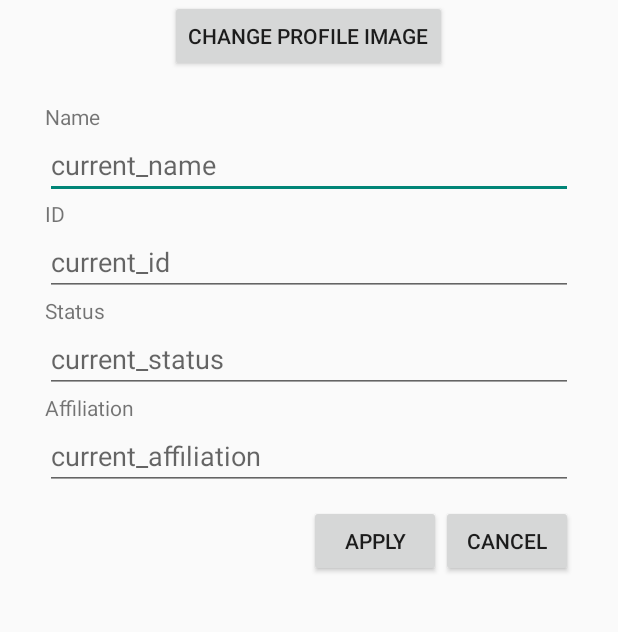
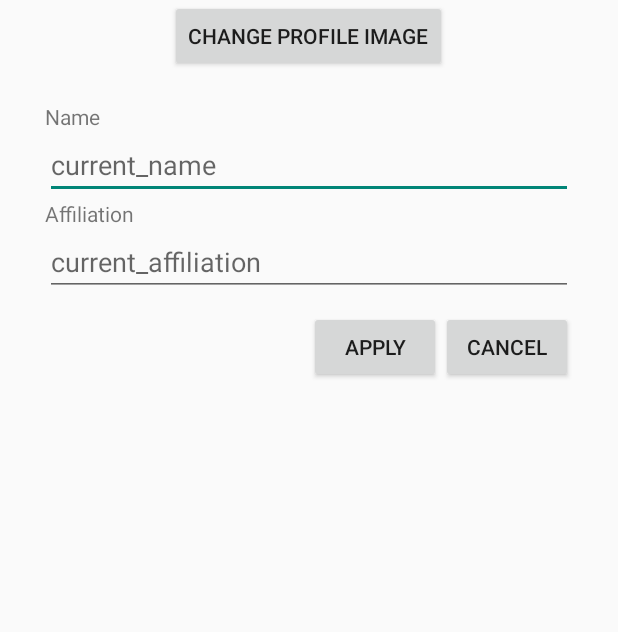
Before and after one commit to Je-0204/min, an Android app: the SettingsModifyUserProfile screen opened directly, with no data from a screen before it, on a phone screen of 412 x 824 dp, the part 366-998 px from its top. Run offline under Robolectric (Android 15) with nearby library versions, the phone set to English and light mode, and no system bars; our stand-ins replace Firebase (no records; nobody signed in at launch, a user with empty details on screens opened directly).

Commit message:
로그아웃, 계정 탈퇴, 계정 정보 변경

```diff
--- a/app/src/main/java/com/example/min/SettingsModifyUserProfile.java
+++ b/app/src/main/java/com/example/min/SettingsModifyUserProfile.java
@@ -1,15 +1,76 @@
 package com.example.min;
 
+import static android.service.controls.ControlsProviderService.TAG;
+
+import androidx.annotation.NonNull;
 import androidx.appcompat.app.AppCompatActivity;
+import androidx.appcompat.widget.AppCompatButton;
+import androidx.appcompat.widget.AppCompatEditText;
 
 import android.os.Bundle;
+import android.util.Log;
+import android.view.View;
+
+import com.google.android.gms.tasks.OnFailureListener;
+import com.google.android.gms.tasks.OnSuccessListener;
+import com.google.firebase.auth.FirebaseAuth;
+import com.google.firebase.auth.FirebaseUser;
+import com.google.firebase.firestore.DocumentReference;
+import com.google.firebase.firestore.FirebaseFirestore;
+
+import java.util.HashMap;
+import java.util.Map;
 
 public class SettingsModifyUserProfile extends AppCompatActivity {
+
+    private FirebaseAuth auth;
+    private FirebaseFirestore db;
+    AppCompatEditText change_name;
+    AppCompatEditText change_affiliation;
+    AppCompatButton btn_apply;
+
 
     @Override
     protected void onCreate(Bundle savedInstanceState) {
         super.onCreate(savedInstanceState);
         setContentView(R.layout.activity_settings_modify_user_profile);
+
+        auth = FirebaseAuth.getInstance();
+        db = FirebaseFirestore.getInstance();
+
+        change_name = findViewById(R.id.change_name);
+        change_affiliation = findViewById(R.id.change_affiliation);
+        btn_apply = findViewById(R.id.apply);
+
+        btn_apply.setOnClickListener(new View.OnClickListener() {
+            @Override
+            public void onClick(View view) {
+                String name = change_name.getText().toString();
+                String affiliation = change_affiliation.getText().toString();
+
+                UserAccount account = new UserAccount();
+                account.setName(name);
+                account.setAffiliation(affiliation);
+
+                DocumentReference updateRef = db.collection("UserInfo").document(account.getIdToken());
+
+                updateRef
+                        .update("Name", account.getName(), "Affiliation", account.getAffiliation())
+                        .addOnSuccessListener(new OnSuccessListener<Void>() {
+                            @Override
+                            public void onSuccess(Void unused) {
+                                Log.d(TAG, "DocumentSnapshot successfully updated!");
+                            }
+                        })
+                        .addOnFailureListener(new OnFailureListener() {
+                            @Override
+                            public void onFailure(@NonNull Exception e) {
+                                Log.w(TAG, "Error Updating document", e);
+                            }
+                        });
+            }
+        });
+
     }
 
 
--- a/app/src/main/res/layout/activity_settings_main.xml
+++ b/app/src/main/res/layout/activity_settings_main.xml
@@ -153,6 +153,7 @@
             android:layout_height="wrap_content"
             android:text="logout"/>
         <Button
+            android:id="@+id/withdrawal"
             android:layout_width="match_parent"
             android:layout_height="wrap_content"
             android:background="#ff0f0f"
--- a/app/src/main/res/layout/activity_settings_modify_user_profile.xml
+++ b/app/src/main/res/layout/activity_settings_modify_user_profile.xml
@@ -68,39 +68,18 @@
                 android:layout_height="wrap_content"
                 android:text="Name"/>
             <androidx.appcompat.widget.AppCompatEditText
+                android:id="@+id/change_name"
                 android:layout_width="match_parent"
                 android:layout_height="wrap_content"
                 android:hint="current_name"
                 android:selectAllOnFocus="true"
                 android:inputType="textPersonName"/>
-            <!--modify user id-->
-            <androidx.appcompat.widget.AppCompatTextView
-                android:layout_width="match_parent"
-                android:layout_height="wrap_content"
-                android:text="ID"/>
-            <androidx.appcompat.widget.AppCompatEditText
-                android:layout_width="match_parent"
-                android:layout_height="wrap_content"
-                android:hint="current_id"
-                android:selectAllOnFocus="true"
-                android:inputType="text"/>
-            <!--Modify user status-->
-            <androidx.appcompat.widget.AppCompatTextView
-                android:layout_width="match_parent"
-                android:layout_height="wrap_content"
-                android:text="Status"/>
-            <androidx.appcompat.widget.AppCompatEditText
-                android:layout_width="match_parent"
-                android:layout_height="wrap_content"
-                android:hint="current_status"
-                android:selectAllOnFocus="true"
-                android:inputType="text"/>
-            <!--modify user affiliation-->
             <androidx.appcompat.widget.AppCompatTextView
                 android:layout_width="match_parent"
                 android:layout_height="wrap_content"
                 android:text="Affiliation"/>
             <androidx.appcompat.widget.AppCompatEditText
+                android:id="@+id/change_affiliation"
                 android:layout_width="match_parent"
                 android:layout_height="wrap_content"
                 android:hint="current_affiliation"
@@ -114,6 +93,7 @@
                 android:layout_marginTop="10dp"
                 android:gravity="end">
                 <androidx.appcompat.widget.AppCompatButton
+                    android:id="@+id/apply"
                     android:layout_width="wrap_content"
                     android:layout_height="wrap_content"
                     android:text="apply"/>
```
Also changed, not shown: app/src/main/java/com/example/min/SettingsMain.java (+40 -26 lines), app/src/main/java/com/example/min/UserAccount.java (+9 -0 lines), app/src/main/java/com/example/min/signupscreen03.java (+0 -13 lines), app/src/main/res/layout/activity_signupscreen03.xml (+0 -11 lines), app/src/main/res/layout/loginscreen01.xml (+0 -8 lines).
